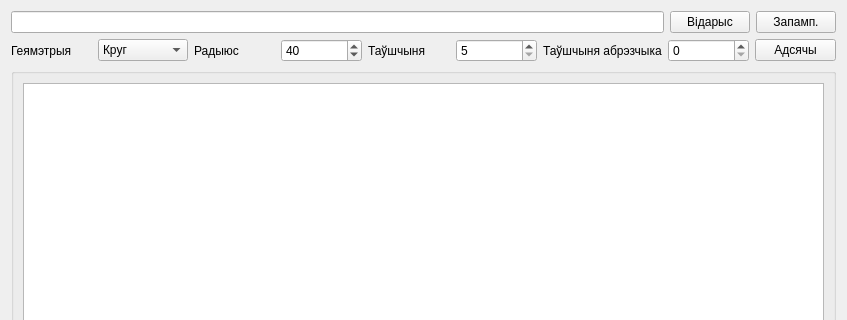
Above: imagecropwindow.ui from 0mniCrow/SmartGraph before the change; both pictures show x 0 to 847 and y 0 to 320 of the 847 by 589 pixel window. Below: the same form after it.
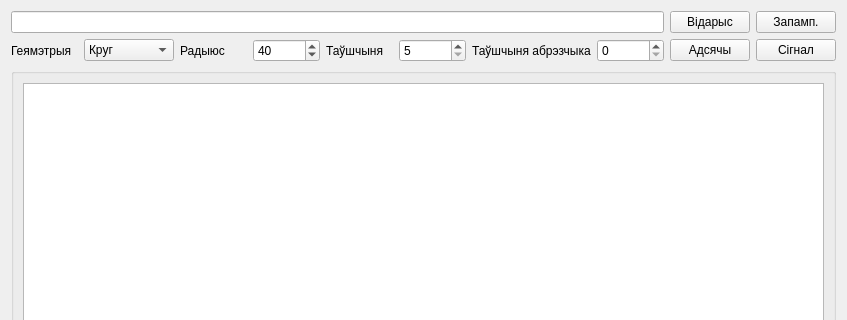
That is the form after the change.

Commit message: Add image manipulations (loading,changing) for info widget.

The edit to the form file:
```diff
--- a/imagecropwindow.ui
+++ b/imagecropwindow.ui
@@ -120,6 +120,13 @@
        </property>
       </widget>
      </item>
+     <item>
+      <widget class="QPushButton" name="button_CropSignal">
+       <property name="text">
+        <string>Сігнал</string>
+       </property>
+      </widget>
+     </item>
     </layout>
    </item>
    <item>
```
The commit also changes 5 other files.
